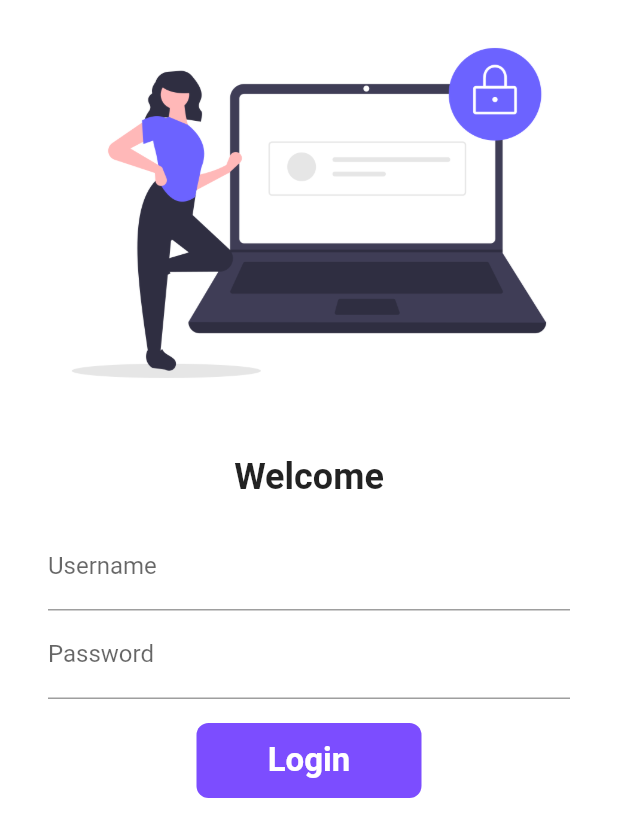
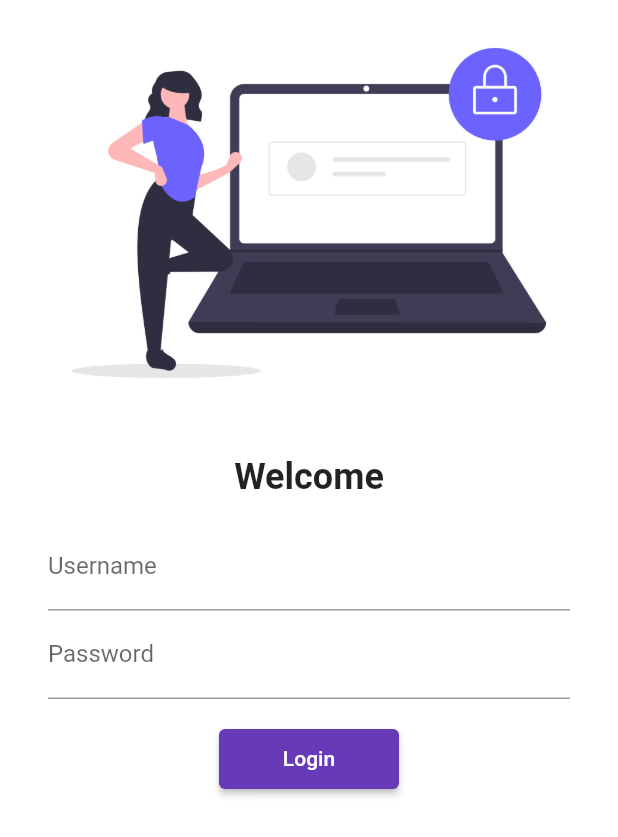
Before and after one commit to XaynMirxa22/flutter_learning, a Flutter app: the screen it shows after launch, on a phone screen of 412 x 824 dp. Shown: the top 837 px of the screen. Run offline on Flutter 3.47's test engine with Material 2 defaults, Android fonts, the phone set to English and light mode, and no system bars; our stand-ins replace google_fonts; Roboto replaces fonts that are missing (Laila).

Commit message:
Part 7 Done

```diff
--- a/lib/pages/part_4.dart
+++ b/lib/pages/part_4.dart
@@ -1,4 +1,8 @@
+import 'dart:convert';
+
 import 'package:flutter/material.dart';
+
+import 'package:http/http.dart' as http;
 import 'package:lesson_1/utils/routes.dart';
 
 class Part4 extends StatefulWidget {
@@ -9,7 +13,7 @@ class Part4 extends StatefulWidget {
 }
 
 class _Part4State extends State<Part4> {
-  bool requestApi = false;
+  String result = "";
 
   @override
   Widget build(BuildContext context) {
@@ -49,47 +53,79 @@ class _Part4State extends State<Part4> {
               ),
             ),
 
-            InkWell(
-              onTap: () async {
+            // InkWell(
+            //   onTap: () async {
+            //     setState(() {
+            //       requestApi = true;
+            //     });
+
+            //     await Future.delayed(const Duration(seconds: 2));
+            //     Navigator.pushReplacementNamed(context, MyRoutes.homeRoute);
+            //   },
+            //   child: AnimatedContainer(
+            //     duration: const Duration(seconds: 2),
+            //     width: requestApi ? 50.0 : 150.0,
+            //     height: 50.0,
+            //     alignment: Alignment.center,
+            //     child: requestApi
+            //         ? const Icon(Icons.done, color: Colors.white)
+            //         : const Text(
+            //             "Login",
+            //             style: TextStyle(
+            //               color: Colors.white,
+            //               fontWeight: FontWeight.bold,
+            //               fontSize: 22.0,
+            //             ),
+            //           ),
+            //     decoration: BoxDecoration(
+            //       color: Colors.deepPurpleAccent,
+            //       borderRadius: BorderRadius.circular(requestApi ? 80 : 8),
+            //       //shape: requestApi ? BoxShape.circle : BoxShape.rectangle,
+            //     ),
+            //   ),
+            // )
+
+            ElevatedButton(
+              onPressed: () async {
                 setState(() {
-                  requestApi = true;
+                  result = "in-progress";
                 });
-
-                await Future.delayed(const Duration(seconds: 2));
-                Navigator.pushReplacementNamed(context, MyRoutes.homeRoute);
+                userAuthentication();
               },
-              child: AnimatedContainer(
-                duration: const Duration(seconds: 2),
-                width: requestApi ? 50.0 : 150.0,
-                height: 50.0,
-                alignment: Alignment.center,
-                child: requestApi
-                    ? const Icon(Icons.done, color: Colors.white)
-                    : const Text(
-                        "Login",
-                        style: TextStyle(
+              child: result == "in-progress"
+                  ? const SizedBox(
+                      height: 20,
+                      width: 20,
+                      child: CircularProgressIndicator(
+                        color: Colors.white,
+                        strokeWidth: 3,
+                      ),
+                    )
+                  : result == 'done'
+                      ? const Icon(
+                          Icons.done,
                           color: Colors.white,
-                          fontWeight: FontWeight.bold,
-                          fontSize: 22.0,
-                        ),
-                      ),
-                decoration: BoxDecoration(
-                  color: Colors.deepPurpleAccent,
-                  borderRadius: BorderRadius.circular(requestApi ? 80 : 8),
-                  //shape: requestApi ? BoxShape.circle : BoxShape.rectangle,
-                ),
-              ),
-            )
-
-            // ElevatedButton(
-            //     onPressed: () {
-            //       Navigator.pushNamed(context, MyRoutes.homeRoute);
-            //     },
-            //     child: const Text("Login"),
-            //     style: TextButton.styleFrom(minimumSize: const Size(120, 40))),
+                        )
+                      : const Text("Login"),
+              style: TextButton.styleFrom(minimumSize: const Size(120, 40)),
+            ),
           ],
         ),
       ),
     );
   }
+
+  userAuthentication() async {
+    var api =
+        'https://www.7timer.info/bin/astro.php?lon=113.2&lat=23.1&ac=0&unit=metric&output=json&tzshift=0';
+
+    var res = await http.read(Uri.parse(api));
+    var json = jsonDecode(res.toString());
+    print(json["dataseries"]);
+    setState(() {
+      result = "done";
+    });
+    await Future.delayed(Duration(seconds: 1));
+    Navigator.pushReplacementNamed(context, MyRoutes.homeRoute);
+  }
 }
--- a/pubspec.yaml
+++ b/pubspec.yaml
@@ -34,6 +34,7 @@ dependencies:
   # Use with the CupertinoIcons class for iOS style icons.
   cupertino_icons: ^1.0.2
   google_fonts: ^2.2.0
+  http: ^0.13.4
 
 dev_dependencies:
   flutter_test:
```
Also changed, not shown: pubspec.lock.
